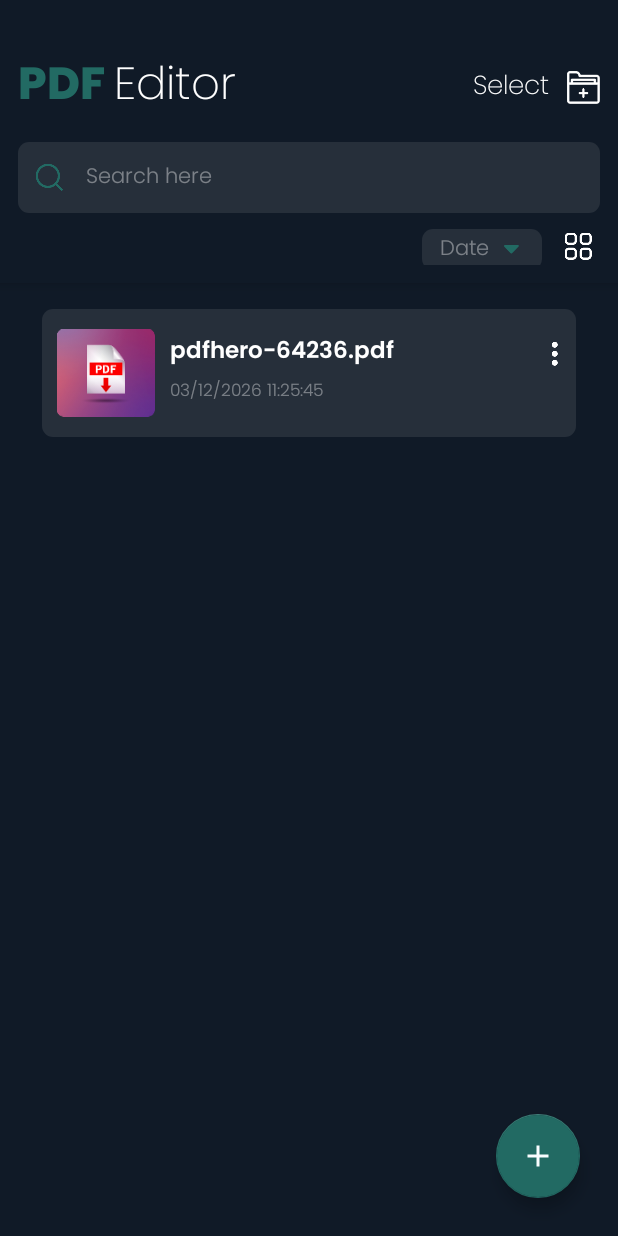
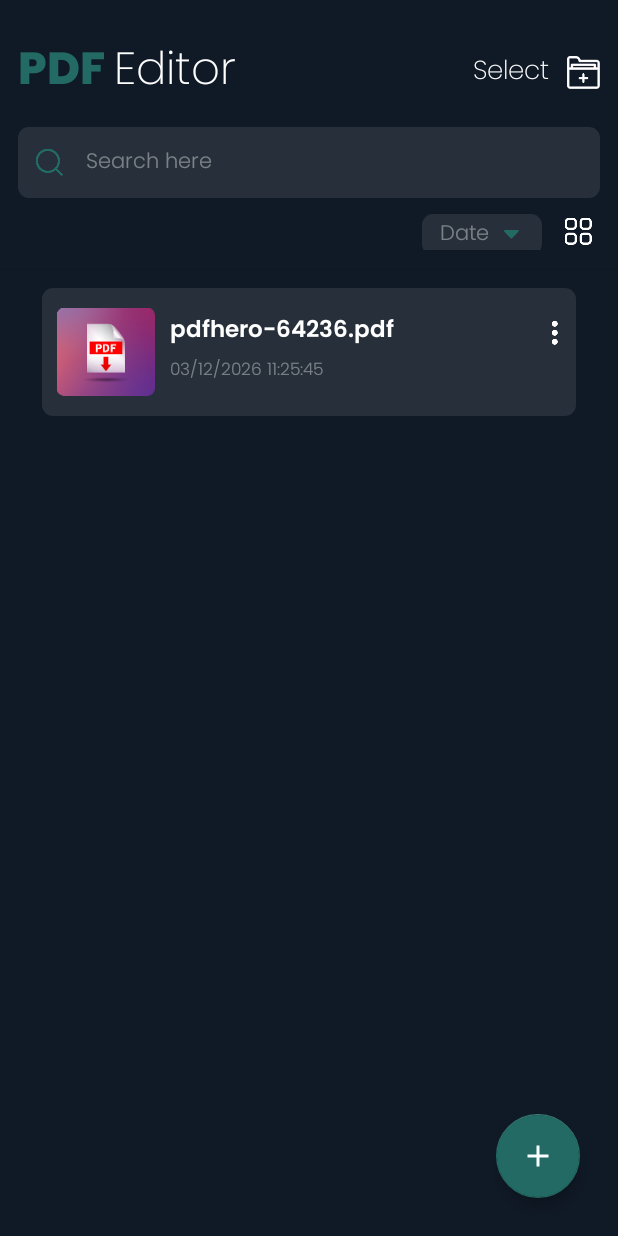
Before and after one commit to surabhirupani/FP_MADTPEEPS_PDFEDITOR, an Android app: the screen it shows after launch once a user with an empty profile is signed in (MainActivity), on a phone screen of 412 x 824 dp. Run offline under Robolectric (Android 15) with nearby library versions, the phone set to English and light mode, and no system bars; our stand-ins replace Firebase (no records; nobody signed in at launch, a user with empty details on screens opened directly), Room's generated code; libraries missing offline, so code that uses them is left out: com.afollestad.materialdialogs, com.facebook, com.facebook.login, com.theartofdev.edmodo, com.zhihu.matisse; 9 statements that could not run were skipped.

```diff
--- a/app/src/main/res/layout/activity_main.xml
+++ b/app/src/main/res/layout/activity_main.xml
@@ -20,7 +20,7 @@
         <androidx.appcompat.widget.LinearLayoutCompat
             android:layout_width="match_parent"
             android:layout_height="wrap_content"
-            android:layout_marginTop="20dp"
+            android:layout_marginTop="10dp"
             android:orientation="horizontal">
 
             <com.example.pdfeditormadtpeeps.CustomWidgets.ExtraBoldTextView
@@ -146,7 +146,7 @@
                 android:layout_width="match_parent"
                 android:layout_height="match_parent"
                 android:id="@+id/rv_files"
-                android:layout_marginTop="190dp"
+                android:layout_marginTop="176dp"
                 android:paddingLeft="12dp"
                 android:paddingRight="12dp"
                 android:layout_weight="1"
```
